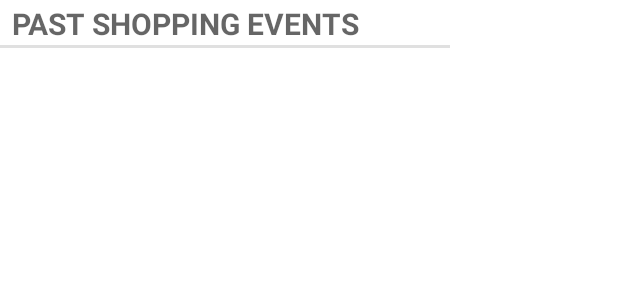
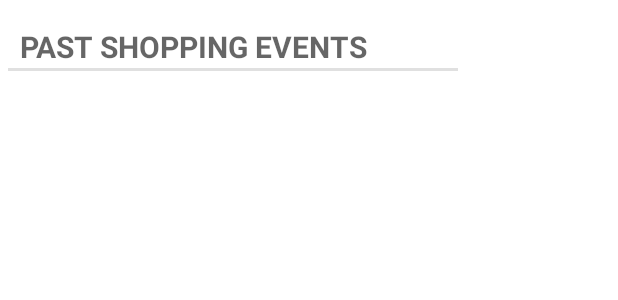
Before and after one commit to alexhakim/Grocery-Store-Project, an Android app: the layout fragment_history.xml on its own in the app's theme, with its tools: preview values and no code run, on a phone screen of 412 x 824 dp. Shown: the top 300 px of the screen. Run offline under Robolectric (Android 15) with nearby library versions, the phone set to English and light mode, and no system bars.

Commit message:
bug fixes

```diff
--- a/app/src/main/java/com/coen390team11/GSAAPP/ui/notifications/SettingsFragment.java
+++ b/app/src/main/java/com/coen390team11/GSAAPP/ui/notifications/SettingsFragment.java
@@ -104,6 +104,7 @@ public class SettingsFragment extends Fragment {
         saveSettingsButton.setOnClickListener(new View.OnClickListener() {
             @Override
             public void onClick(View view) {
+
                 HashMap updateUserHashMap = new HashMap();
 
 
--- a/app/src/main/res/layout/activity_primary.xml
+++ b/app/src/main/res/layout/activity_primary.xml
@@ -3,8 +3,7 @@
     xmlns:app="http://schemas.android.com/apk/res-auto"
     android:id="@+id/container"
     android:layout_width="match_parent"
-    android:layout_height="match_parent"
-    android:paddingTop="?attr/actionBarSize">
+    android:layout_height="match_parent">
 
     <com.google.android.material.bottomnavigation.BottomNavigationView
         android:id="@+id/nav_view"
--- a/app/src/main/res/layout/fragment_history.xml
+++ b/app/src/main/res/layout/fragment_history.xml
@@ -12,8 +12,8 @@
         style="?android:attr/listSeparatorTextViewStyle"
         android:layout_width="300dp"
         android:layout_height="32dp"
-        android:layout_marginStart="0dp"
-        android:layout_marginEnd="106dp"
+        android:layout_marginLeft="5dp"
+        android:layout_marginTop="15dp"
         android:text="Past Shopping Events"
         android:textSize="20sp" />
 </RelativeLayout>
```
